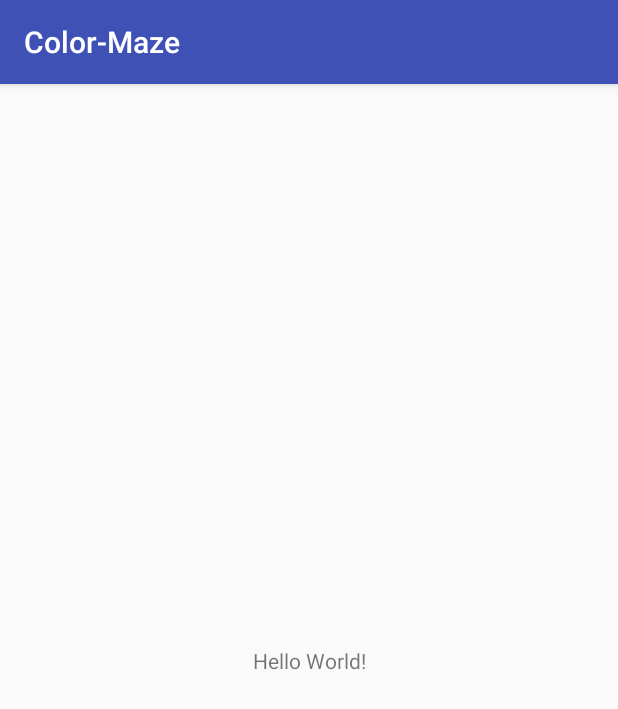
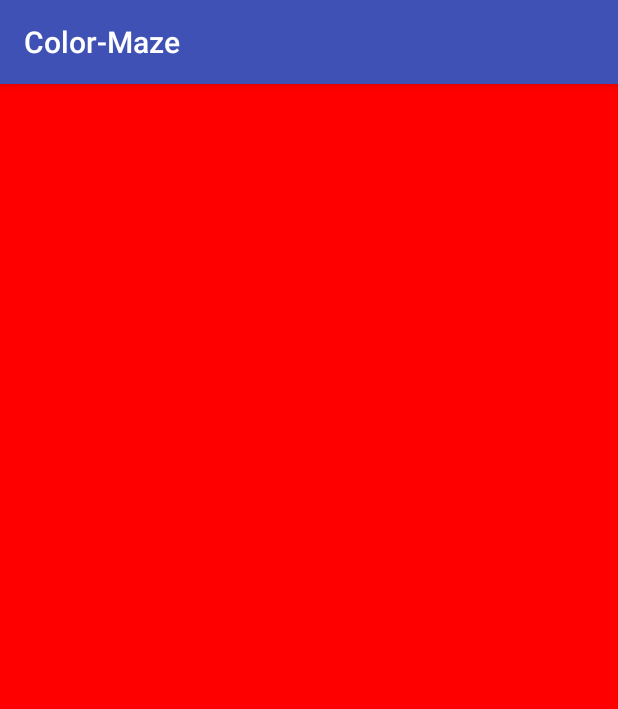
Before and after one commit to LuKuuu/Color-Maze, an Android app: the screen it shows after launch (MainActivity), on a phone screen of 412 x 824 dp. Shown: the top 709 px of the screen. Run offline under Robolectric (Android 15) with nearby library versions, the phone set to English and light mode, and no system bars.

Commit message:
add color interface

```diff
--- a/app/build.gradle
+++ b/app/build.gradle
@@ -25,4 +25,5 @@ dependencies {
     testImplementation 'junit:junit:4.12'
     androidTestImplementation 'com.android.support.test:runner:1.0.2'
     androidTestImplementation 'com.android.support.test.espresso:espresso-core:3.0.2'
+    implementation 'com.android.support:recyclerview-v7:27.1.1'
 }
--- a/app/src/main/res/layout/activity_main.xml
+++ b/app/src/main/res/layout/activity_main.xml
@@ -7,13 +7,10 @@
     android:layout_height="match_parent"
     tools:context=".MainActivity">
 
+
     <TextView
-        android:layout_width="wrap_content"
-        android:layout_height="wrap_content"
-        android:text="Hello World!"
-        app:layout_constraintBottom_toBottomOf="parent"
-        app:layout_constraintLeft_toLeftOf="parent"
-        app:layout_constraintRight_toRightOf="parent"
-        app:layout_constraintTop_toTopOf="parent" />
-
+        android:layout_width="match_parent"
+        android:layout_height="match_parent"
+        android:text=""
+        android:background="#ff0000"/>
 </android.support.constraint.ConstraintLayout>
```
